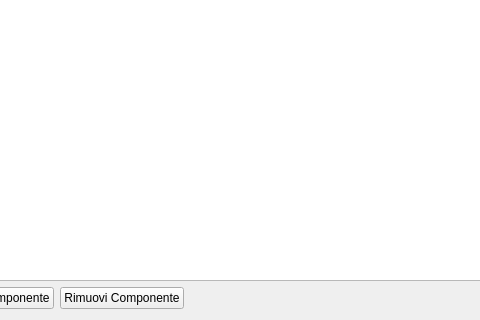
fblabs/hamlet-mod-sancon, file hcomposizionelotto.ui: the form before one commit; both pictures show x 168 to 648 and y 450 to 770 of the 1213 by 770 pixel window.
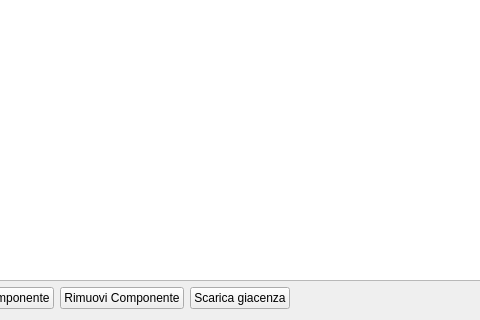
The form after the commit. Icons and pictures are not drawn.

The edit to the form file:
```diff
--- a/hcomposizionelotto.ui
+++ b/hcomposizionelotto.ui
@@ -121,6 +121,23 @@
        </property>
       </widget>
      </item>
+     <item>
+      <widget class="QPushButton" name="pbScarico">
+       <property name="text">
+        <string>Scarica giacenza</string>
+       </property>
+       <property name="icon">
+        <iconset resource="icons.qrc">
+         <normaloff>:/Resources/Minus.PNG</normaloff>:/Resources/Minus.PNG</iconset>
+       </property>
+       <property name="iconSize">
+        <size>
+         <width>32</width>
+         <height>32</height>
+        </size>
+       </property>
+      </widget>
+     </item>
      <item>
       <spacer name="horizontalSpacer">
        <property name="orientation">
```
